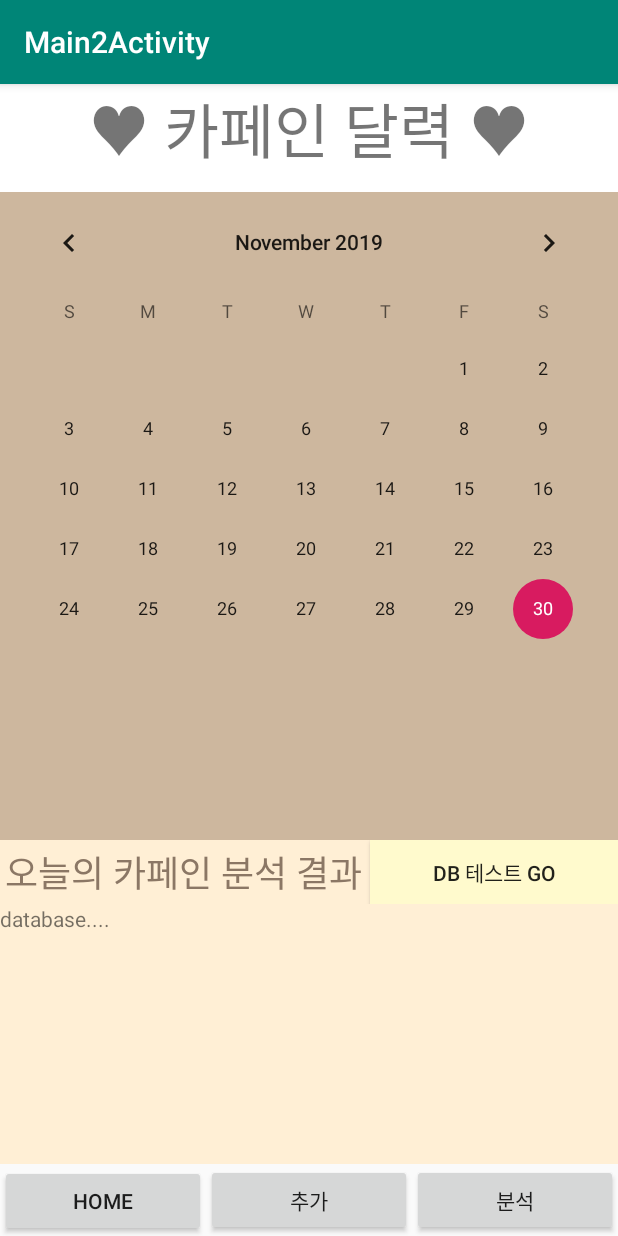
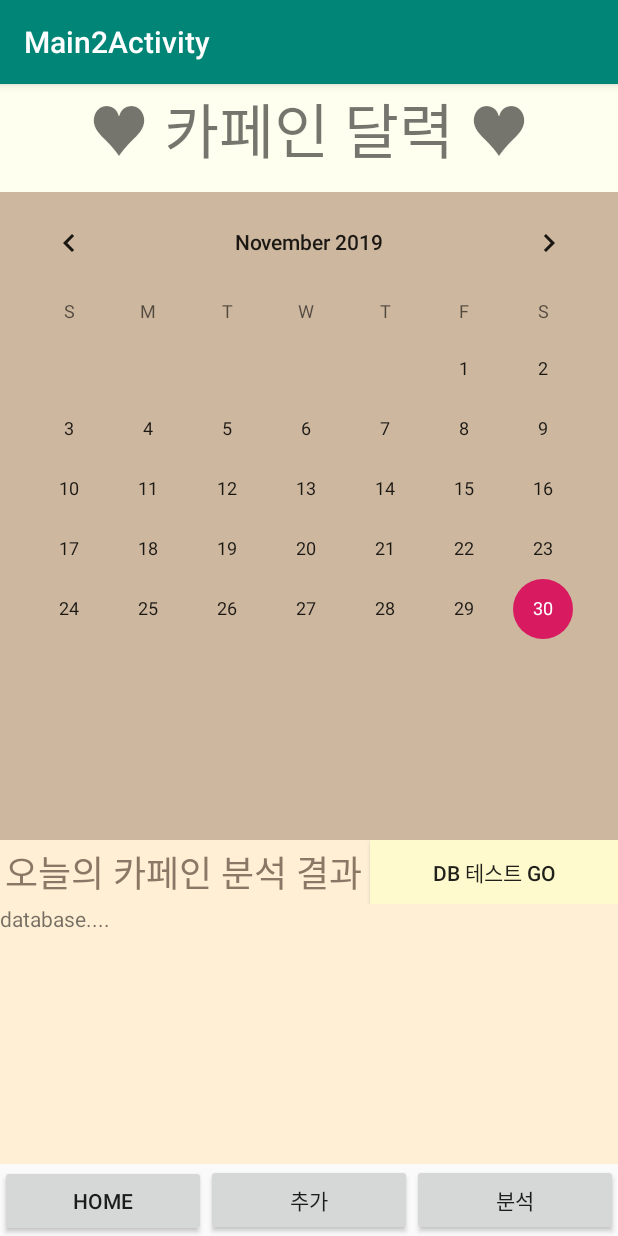
Before and after one commit to cksalchl0102/CaffeineLog, an Android app: the fragment AnalysisFragment placed in its activity, on a phone screen of 412 x 824 dp. Run offline under Robolectric (Android 15) with nearby library versions, the phone set to English and light mode, and no system bars.

Commit message:
의존성 문제 오류 수정

```diff
--- a/app/build.gradle
+++ b/app/build.gradle
@@ -33,5 +33,5 @@ dependencies {
     androidTestImplementation 'androidx.test.ext:junit:1.1.0'
     androidTestImplementation 'androidx.test.espresso:espresso-core:3.1.1'
     implementation 'com.prolificinteractive:material-calendarview:1.4.3'
-
+    implementation "com.google.android.material:material:1.0.0"
 }
--- a/app/src/main/java/kr/co/caffeinelog/AddViewFragment.java
+++ /dev/null
@@ -1,16 +0,0 @@
-package kr.co.caffeinelog;
-
-import androidx.annotation.NonNull;
-import androidx.annotation.Nullable;
-import androidx.fragment.app.Fragment;
-import android.view.LayoutInflater;
-import android.view.View;
-import android.view.ViewGroup;
-import android.os.Bundle;
-public class AddViewFragment extends Fragment {
-    @Nullable
-    @Override
-    public View onCreateView(@NonNull LayoutInflater inflater, @Nullable ViewGroup container, @Nullable Bundle savedInstanceState) {
-        return inflater.inflate(R.layout.addview_fragment, container, false);
-    }
-}
--- a/app/src/main/java/kr/co/caffeinelog/AnalysisFragment.java
+++ b/app/src/main/java/kr/co/caffeinelog/AnalysisFragment.java
@@ -47,4 +47,12 @@ public class AnalysisFragment extends Fragment implements View.OnClickListener {
 
         }
     }
+
+    public static class AddViewFragment extends Fragment {
+        @Nullable
+        @Override
+        public View onCreateView(@NonNull LayoutInflater inflater, @Nullable ViewGroup container, @Nullable Bundle savedInstanceState) {
+            return inflater.inflate(R.layout.addview_fragment, container, false);
+        }
+    }
 }
--- a/app/src/main/java/kr/co/caffeinelog/MainActivity.java
+++ b/app/src/main/java/kr/co/caffeinelog/MainActivity.java
@@ -12,7 +12,7 @@ public class MainActivity extends AppCompatActivity {
     private FragmentManager fragmentManager;
     private FragmentTransaction transaction;
     private HomeFragment homeFragment;
-    private AddViewFragment addViewFragment;
+    private AnalysisFragment.AddViewFragment addViewFragment;
     private AnalysisFragment analysisFragment;
 
     @Override
@@ -23,7 +23,7 @@ public class MainActivity extends AppCompatActivity {
         fragmentManager = getSupportFragmentManager();
 
         homeFragment = new HomeFragment();
-        addViewFragment = new AddViewFragment();
+        addViewFragment = new AnalysisFragment.AddViewFragment();
         analysisFragment = new AnalysisFragment();
 
         transaction = fragmentManager.beginTransaction();
--- a/app/src/main/res/layout/analysis_fragment.xml
+++ b/app/src/main/res/layout/analysis_fragment.xml
@@ -11,10 +11,10 @@
         android:layout_width="match_parent"
         android:layout_height="0dp"
         android:layout_weight="1"
-        android:background="#FFFFFF"
         android:text="♥ 카페인 달력 ♥"
         android:textAlignment="center"
-        android:textSize="40dp" />
+        android:textSize="40dp"
+        android:background="#fffff0"/>
 
     <CalendarView
         android:layout_width="match_parent"
--- a/app/src/main/res/navigation/mobile_navigation.xml
+++ b/app/src/main/res/navigation/mobile_navigation.xml
@@ -13,7 +13,7 @@
 
     <fragment
         android:id="@+id/navigation_addview"
-        android:name="kr.co.caffeinelog.AddViewFragment"
+        android:name="kr.co.caffeinelog.AnalysisFragment.AddViewFragment"
         android:label="@string/title_dashboard"
         tools:layout="@layout/addview_fragment" />
 
```
